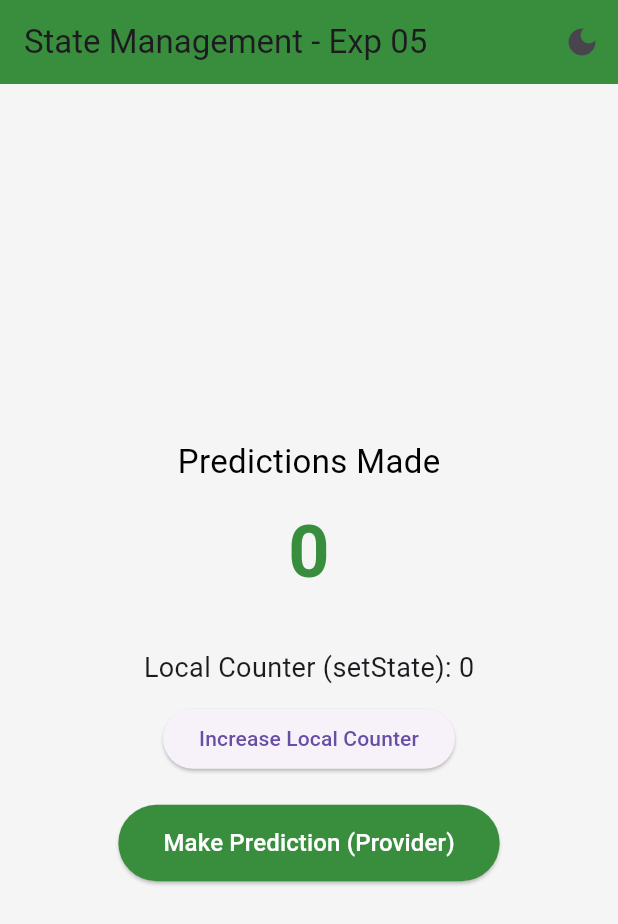
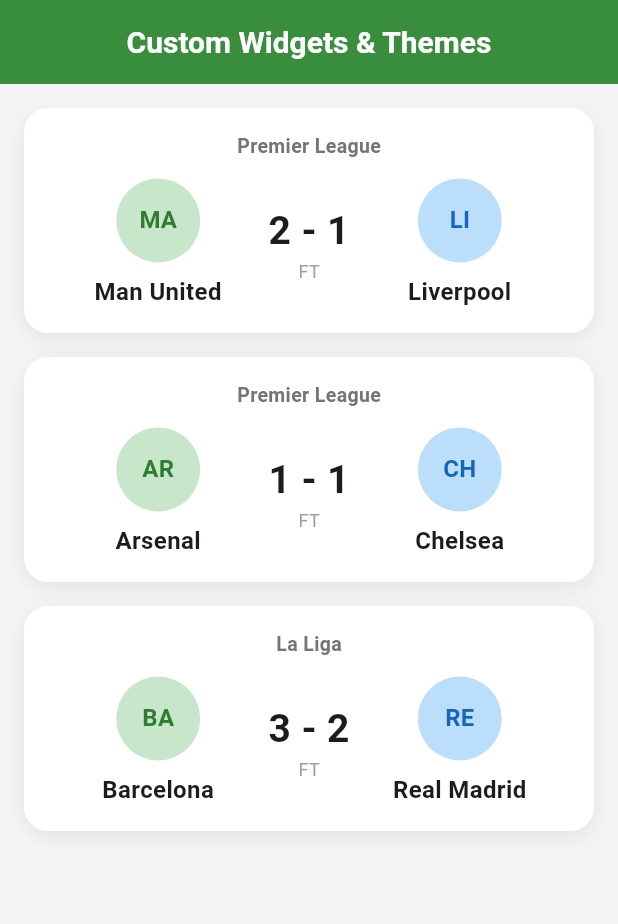
Before and after one commit to paturisridevi66-git/Football-Match-Prediction-System, a Flutter app: the screen it shows after launch, on a phone screen of 412 x 824 dp. Shown: the top 924 px of the screen. Run offline on Flutter 3.47's test engine with Material 3 defaults, Android fonts, the phone set to English and light mode, and no system bars.

Commit message:
Experiment-06: Custom Widgets and Themes completed

```diff
--- a/lib/main.dart
+++ b/lib/main.dart
@@ -1,13 +1,7 @@
 import 'package:flutter/material.dart';
-import 'package:provider/provider.dart';
 
 void main() {
-  runApp(
-    ChangeNotifierProvider(
-      create: (context) => PredictionProvider(),
-      child: const MyApp(),
-    ),
-  );
+  runApp(const MyApp());
 }
 
 class MyApp extends StatelessWidget {
@@ -17,27 +11,39 @@
   Widget build(BuildContext context) {
     return MaterialApp(
       debugShowCheckedModeBanner: false,
+      title: 'FootyPredict',
+      // ========== THEME ==========
+      theme: ThemeData(
+        primarySwatch: Colors.green,
+        primaryColor: Colors.green[700],
+        scaffoldBackgroundColor: Colors.grey[100],
+        appBarTheme: AppBarTheme(
+          backgroundColor: Colors.green[700],
+          centerTitle: true,
+          elevation: 0,
+          titleTextStyle: const TextStyle(
+            fontSize: 20,
+            fontWeight: FontWeight.bold,
+            color: Colors.white,
+          ),
+        ),
+        elevatedButtonTheme: ElevatedButtonThemeData(
+          style: ElevatedButton.styleFrom(
+            backgroundColor: Colors.green[700],
+            foregroundColor: Colors.white,
+            padding: const EdgeInsets.symmetric(horizontal: 24, vertical: 12),
+            shape: RoundedRectangleBorder(
+              borderRadius: BorderRadius.circular(10),
+            ),
+          ),
+        ),
+        textTheme: const TextTheme(
+          titleLarge: TextStyle(fontSize: 22, fontWeight: FontWeight.bold),
+          bodyMedium: TextStyle(fontSize: 16),
+        ),
+      ),
       home: const HomeScreen(),
     );
-  }
-}
-
-// ==================== PROVIDER (State Management) ====================
-class PredictionProvider extends ChangeNotifier {
-  int _predictionCount = 0;
-  bool _isDarkMode = false;
-
-  int get predictionCount => _predictionCount;
-  bool get isDarkMode => _isDarkMode;
-
-  void increasePrediction() {
-    _predictionCount++;
-    notifyListeners(); // Important! Updates the UI
-  }
-
-  void toggleTheme() {
-    _isDarkMode = !_isDarkMode;
-    notifyListeners();
   }
 }
 
@@ -47,99 +53,164 @@
 
   @override
   Widget build(BuildContext context) {
-    // Watch the provider
-    final provider = Provider.of<PredictionProvider>(context);
-
     return Scaffold(
-      backgroundColor: provider.isDarkMode ? Colors.grey[900] : Colors.grey[100],
       appBar: AppBar(
-        title: const Text("State Management - Exp 05"),
-        backgroundColor: Colors.green[700],
-        actions: [
-          IconButton(
-            icon: Icon(provider.isDarkMode ? Icons.light_mode : Icons.dark_mode),
-            onPressed: () {
-              provider.toggleTheme();
-            },
+        title: const Text("Custom Widgets & Themes"),
+      ),
+      body: ListView(
+        padding: const EdgeInsets.all(16),
+        children: const [
+          // Using our Custom Widget
+          CustomMatchCard(
+            homeTeam: "Man United",
+            awayTeam: "Liverpool",
+            homeScore: 2,
+            awayScore: 1,
+            league: "Premier League",
+          ),
+          SizedBox(height: 16),
+          CustomMatchCard(
+            homeTeam: "Arsenal",
+            awayTeam: "Chelsea",
+            homeScore: 1,
+            awayScore: 1,
+            league: "Premier League",
+          ),
+          SizedBox(height: 16),
+          CustomMatchCard(
+            homeTeam: "Barcelona",
+            awayTeam: "Real Madrid",
+            homeScore: 3,
+            awayScore: 2,
+            league: "La Liga",
           ),
         ],
-      ),
-      body: Center(
-        child: Column(
-          mainAxisAlignment: MainAxisAlignment.center,
-          children: [
-            Text(
-              "Predictions Made",
-              style: TextStyle(
-                fontSize: 22,
-                color: provider.isDarkMode ? Colors.white : Colors.black,
-              ),
-            ),
-            const SizedBox(height: 10),
-            Text(
-              "${provider.predictionCount}",
-              style: TextStyle(
-                fontSize: 48,
-                fontWeight: FontWeight.bold,
-                color: provider.isDarkMode ? Colors.greenAccent : Colors.green[700],
-              ),
-            ),
-            const SizedBox(height: 30),
-
-            // setState example button
-            const CounterButton(),
-
-            const SizedBox(height: 20),
-
-            ElevatedButton(
-              style: ElevatedButton.styleFrom(
-                backgroundColor: Colors.green[700],
-                padding: const EdgeInsets.symmetric(horizontal: 30, vertical: 14),
-              ),
-              onPressed: () {
-                provider.increasePrediction();
-              },
-              child: const Text(
-                "Make Prediction (Provider)",
-                style: TextStyle(color: Colors.white, fontSize: 16),
-              ),
-            ),
-          ],
-        ),
       ),
     );
   }
 }
 
-// ==================== setState EXAMPLE ====================
-class CounterButton extends StatefulWidget {
-  const CounterButton({super.key});
+// ==================== CUSTOM WIDGET ====================
+class CustomMatchCard extends StatelessWidget {
+  final String homeTeam;
+  final String awayTeam;
+  final int homeScore;
+  final int awayScore;
+  final String league;
 
-  @override
-  State<CounterButton> createState() => _CounterButtonState();
-}
-
-class _CounterButtonState extends State<CounterButton> {
-  int localCount = 0;
+  const CustomMatchCard({
+    super.key,
+    required this.homeTeam,
+    required this.awayTeam,
+    required this.homeScore,
+    required this.awayScore,
+    required this.league,
+  });
 
   @override
   Widget build(BuildContext context) {
-    return Column(
-      children: [
-        Text(
-          "Local Counter (setState): $localCount",
-          style: const TextStyle(fontSize: 18),
-        ),
-        const SizedBox(height: 10),
-        ElevatedButton(
-          onPressed: () {
-            setState(() {
-              localCount++;
-            });
-          },
-          child: const Text("Increase Local Counter"),
-        ),
-      ],
+    return Container(
+      padding: const EdgeInsets.all(16),
+      decoration: BoxDecoration(
+        color: Colors.white,
+        borderRadius: BorderRadius.circular(16),
+        boxShadow: [
+          BoxShadow(
+            color: Colors.black.withOpacity(0.08),
+            blurRadius: 12,
+            offset: const Offset(0, 4),
+          ),
+        ],
+      ),
+      child: Column(
+        children: [
+          // League
+          Text(
+            league,
+            style: TextStyle(
+              color: Colors.grey[600],
+              fontWeight: FontWeight.w600,
+              fontSize: 13,
+            ),
+          ),
+          const SizedBox(height: 12),
+
+          // Teams and Score
+          Row(
+            mainAxisAlignment: MainAxisAlignment.spaceAround,
+            children: [
+              // Home Team
+              Expanded(
+                child: Column(
+                  children: [
+                    CircleAvatar(
+                      radius: 28,
+                      backgroundColor: Colors.green[100],
+                      child: Text(
+                        homeTeam.substring(0, 2).toUpperCase(),
+                        style: TextStyle(
+                          color: Colors.green[800],
+                          fontWeight: FontWeight.bold,
+                          fontSize: 16,
+                        ),
+                      ),
+                    ),
+                    const SizedBox(height: 8),
+                    Text(
+                      homeTeam,
+                      textAlign: TextAlign.center,
+                      style: const TextStyle(fontWeight: FontWeight.w600),
+                    ),
+                  ],
+                ),
+              ),
+
+              // Score
+              Column(
+                children: [
+                  Text(
+                    "$homeScore - $awayScore",
+                    style: const TextStyle(
+                      fontSize: 26,
+                      fontWeight: FontWeight.bold,
+                    ),
+                  ),
+                  const Text(
+                    "FT",
+                    style: TextStyle(color: Colors.grey, fontSize: 12),
+                  ),
+                ],
+              ),
+
+              // Away Team
+              Expanded(
+                child: Column(
+                  children: [
+                    CircleAvatar(
+                      radius: 28,
+                      backgroundColor: Colors.blue[100],
+                      child: Text(
+                        awayTeam.substring(0, 2).toUpperCase(),
+                        style: TextStyle(
+                          color: Colors.blue[800],
+                          fontWeight: FontWeight.bold,
+                          fontSize: 16,
+                        ),
+                      ),
+                    ),
+                    const SizedBox(height: 8),
+                    Text(
+                      awayTeam,
+                      textAlign: TextAlign.center,
+                      style: const TextStyle(fontWeight: FontWeight.w600),
+                    ),
+                  ],
+                ),
+              ),
+            ],
+          ),
+        ],
+      ),
     );
   }
 }
```
Also changed, not shown: Experiment-06-Custom-Widgets-Themes/main.dart (added, +216 -0 lines).
